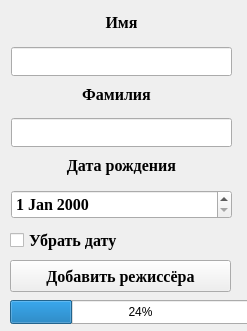
This is Client/adddirector.ui in NikitaVirachev/course-work-on-DB as Qt 5 draws it before an edit. The edited form follows.
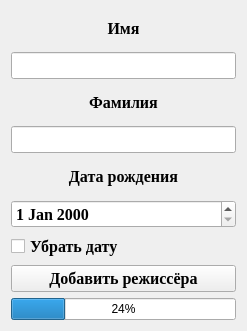
This is the edited form.

The edit to the form file:
```diff
--- a/Client/adddirector.ui
+++ b/Client/adddirector.ui
@@ -13,15 +13,9 @@
   <property name="windowTitle">
    <string>Form</string>
   </property>
+  <layout class="QGridLayout" name="gridLayout">
+   <item row="0" column="0">
   <widget class="QLabel" name="label">
-   <property name="geometry">
-    <rect>
-     <x>11</x>
-     <y>11</y>
-     <width>221</width>
-     <height>23</height>
-    </rect>
-   </property>
    <property name="font">
     <font>
      <family>Times New Roman</family>
@@ -37,15 +31,9 @@
     <set>Qt::AlignCenter</set>
    </property>
   </widget>
+   </item>
+   <item row="1" column="0">
   <widget class="QLineEdit" name="lineEdit">
-   <property name="geometry">
-    <rect>
-     <x>11</x>
-     <y>47</y>
-     <width>221</width>
-     <height>29</height>
-    </rect>
-   </property>
    <property name="font">
     <font>
      <family>Times New Roman</family>
@@ -55,15 +43,9 @@
     </font>
    </property>
   </widget>
+   </item>
+   <item row="2" column="0">
   <widget class="QLabel" name="label_2">
-   <property name="geometry">
-    <rect>
-     <x>11</x>
-     <y>83</y>
-     <width>211</width>
-     <height>23</height>
-    </rect>
-   </property>
    <property name="font">
     <font>
      <family>Times New Roman</family>
@@ -79,15 +61,9 @@
     <set>Qt::AlignCenter</set>
    </property>
   </widget>
+   </item>
+   <item row="3" column="0">
   <widget class="QLineEdit" name="lineEdit_2">
-   <property name="geometry">
-    <rect>
-     <x>11</x>
-     <y>118</y>
-     <width>221</width>
-     <height>29</height>
-    </rect>
-   </property>
    <property name="font">
     <font>
      <family>Times New Roman</family>
@@ -97,15 +73,9 @@
     </font>
    </property>
   </widget>
+   </item>
+   <item row="4" column="0">
   <widget class="QLabel" name="label_3">
-   <property name="geometry">
-    <rect>
-     <x>11</x>
-     <y>154</y>
-     <width>221</width>
-     <height>23</height>
-    </rect>
-   </property>
    <property name="font">
     <font>
      <family>Times New Roman</family>
@@ -121,15 +91,21 @@
     <set>Qt::AlignCenter</set>
    </property>
   </widget>
+   </item>
+   <item row="5" column="0">
   <widget class="QDateEdit" name="dateEdit">
-   <property name="geometry">
-    <rect>
-     <x>11</x>
-     <y>190</y>
-     <width>221</width>
-     <height>29</height>
-    </rect>
-   </property>
+     <property name="font">
+      <font>
+       <family>Times New Roman</family>
+       <pointsize>12</pointsize>
+       <weight>75</weight>
+       <bold>true</bold>
+      </font>
+     </property>
+    </widget>
+   </item>
+   <item row="6" column="0">
+    <widget class="QCheckBox" name="checkBox">
    <property name="font">
     <font>
      <family>Times New Roman</family>
@@ -138,16 +114,13 @@
      <bold>true</bold>
     </font>
    </property>
-  </widget>
+     <property name="text">
+      <string>Убрать дату</string>
+     </property>
+    </widget>
+   </item>
+   <item row="7" column="0">
   <widget class="QPushButton" name="pushButton">
-   <property name="geometry">
-    <rect>
-     <x>10</x>
-     <y>260</y>
-     <width>221</width>
-     <height>32</height>
-    </rect>
-   </property>
    <property name="font">
     <font>
      <family>Times New Roman</family>
@@ -160,40 +133,15 @@
     <string>Добавить режиссёра</string>
    </property>
   </widget>
+   </item>
+   <item row="8" column="0">
   <widget class="QProgressBar" name="progressBar">
-   <property name="geometry">
-    <rect>
-     <x>10</x>
-     <y>300</y>
-     <width>261</width>
-     <height>24</height>
-    </rect>
-   </property>
    <property name="value">
     <number>24</number>
    </property>
   </widget>
-  <widget class="QCheckBox" name="checkBox">
-   <property name="geometry">
-    <rect>
-     <x>10</x>
-     <y>230</y>
-     <width>221</width>
-     <height>20</height>
-    </rect>
-   </property>
-   <property name="font">
-    <font>
-     <family>Times New Roman</family>
-     <pointsize>12</pointsize>
-     <weight>75</weight>
-     <bold>true</bold>
-    </font>
-   </property>
-   <property name="text">
-    <string>Убрать дату</string>
-   </property>
-  </widget>
+   </item>
+  </layout>
  </widget>
  <resources/>
  <connections/>
```
Lines whose indentation alone changed are shown as unchanged.
